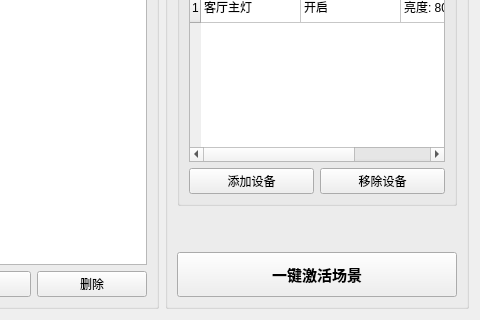
Qt form ui/scenewidget.ui (pot-oie/SmartHome) before a commit; both pictures show x 102 to 582 and y 152 to 472 of the 582 by 472 pixel window.
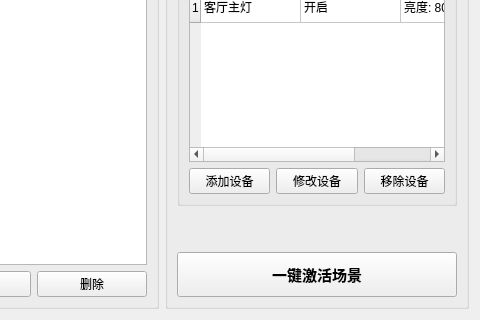
The same form after that commit.

Patch:
```diff
--- a/ui/scenewidget.ui
+++ b/ui/scenewidget.ui
@@ -79,6 +79,11 @@
              <property name="text"><string>添加设备</string></property>
             </widget>
            </item>
+                     <item>
+                        <widget class="QPushButton" name="btnEditDeviceInScene">
+                         <property name="text"><string>修改设备</string></property>
+                        </widget>
+                     </item>
            <item>
             <widget class="QPushButton" name="btnRemoveDevice">
              <property name="text"><string>移除设备</string></property>
```
